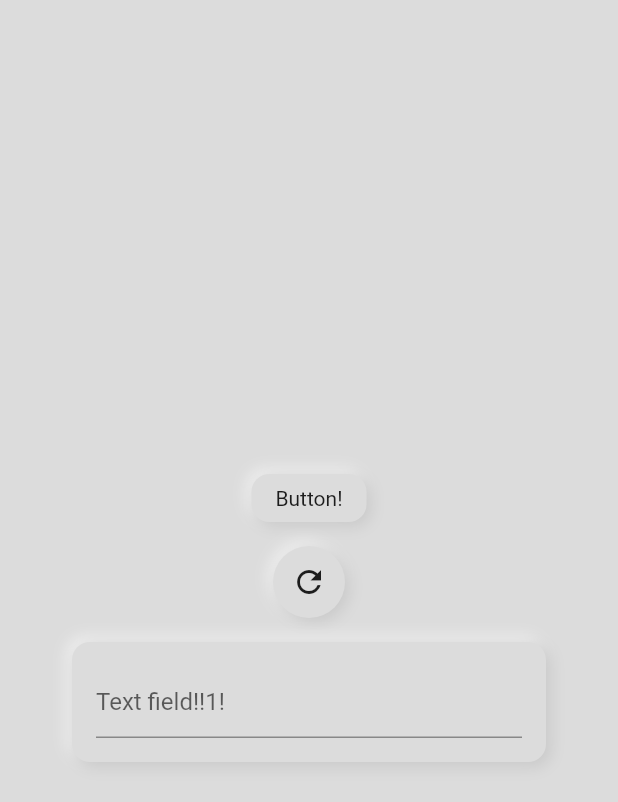
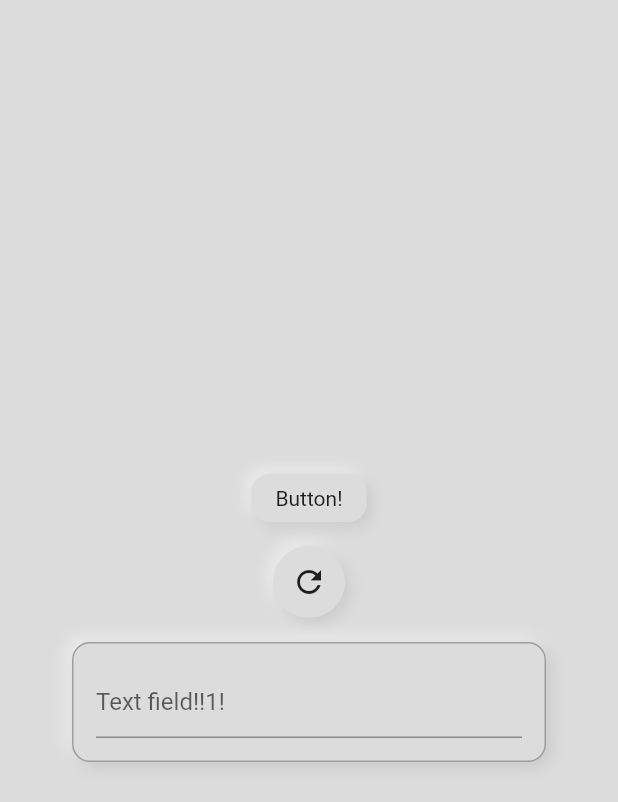
Before and after one commit to jonas-zebari/neu_material, a Flutter app: the screen it shows after launch, on a phone screen of 412 x 824 dp. Shown: the top 802 px of the screen. Run offline on Flutter 3.47's test engine with Material 2 defaults, Android fonts, the phone set to English and light mode, and no system bars.

Commit message:
- add border option

```diff
--- a/examples/example/lib/main.dart
+++ b/examples/example/lib/main.dart
@@ -45,6 +45,7 @@ class MyApp extends StatelessWidget {
                 margin: EdgeInsets.all(16),
                 padding: EdgeInsets.symmetric(horizontal: 48, vertical: 8),
                 borderRadius: BorderRadius.circular(12),
+                borderSide: BorderSide(color: Colors.grey),
                 child: TextField(
                   decoration: InputDecoration(
                     hintText: 'Text field!!1!',
--- a/lib/neu_material.dart
+++ b/lib/neu_material.dart
@@ -25,6 +25,7 @@ class NeuMaterial extends StatelessWidget {
     this.clipBehavior = Clip.none,
     this.margin = EdgeInsets.zero,
     this.padding = EdgeInsets.zero,
+    this.borderSide,
     this.child,
   })  : shadowFactor = shadowFactor ?? colorFactor,
         assert(shape != null),
@@ -42,6 +43,7 @@ class NeuMaterial extends StatelessWidget {
   final Clip clipBehavior;
   final EdgeInsets margin;
   final EdgeInsets padding;
+  final BorderSide borderSide;
   final Widget child;
 
   @override
@@ -87,6 +89,7 @@ class NeuMaterial extends StatelessWidget {
           borderRadius: borderRadius,
           shape: shape,
           gradient: gradient,
+          border: Border.fromBorderSide(borderSide ?? BorderSide.none),
           boxShadow: <BoxShadow>[
             BoxShadow(
               color: shadowLight,
```
